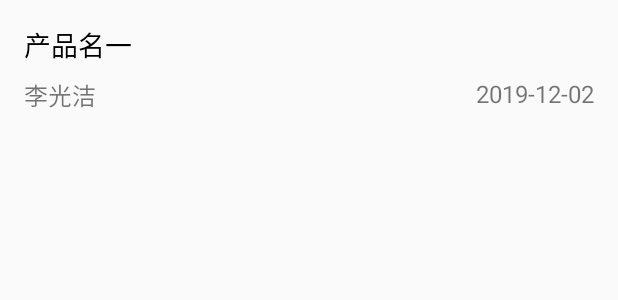
After one commit to javyhoo/ProductBox, an Android app: the layout item_product.xml on its own in the app's theme, with its tools: preview values and no code run, on a phone screen of 412 x 824 dp. The commit adds this screen. Shown: the top 300 px of the screen. Run offline under Robolectric (Android 15) with nearby library versions, the phone set to English and light mode, and no system bars.

Commit message:
product list

```diff
--- a/app/build.gradle
+++ b/app/build.gradle
@@ -53,5 +53,7 @@ dependencies {
     implementation 'io.reactivex.rxjava2:rxandroid:2.1.0'
     implementation 'io.reactivex.rxjava2:rxjava:2.2.4'
 
+    implementation 'com.jcodecraeer:xrecyclerview:1.6.0'
+
     api project(':zxinglib')
 }
--- /dev/null
+++ b/app/src/main/res/layout/item_product.xml
@@ -0,0 +1,35 @@
+<?xml version="1.0" encoding="utf-8"?>
+<RelativeLayout xmlns:android="http://schemas.android.com/apk/res/android"
+    xmlns:tools="http://schemas.android.com/tools"
+    android:layout_width="match_parent"
+    android:layout_height="wrap_content"
+    android:padding="16dp">
+
+    <TextView
+        android:id="@+id/tv_product_name"
+        android:layout_width="match_parent"
+        android:layout_height="wrap_content"
+        android:textColor="#000000"
+        android:textSize="18sp"
+        tools:text="产品名一" />
+
+    <TextView
+        android:id="@+id/tv_user"
+        android:layout_width="wrap_content"
+        android:layout_height="wrap_content"
+        android:layout_below="@+id/tv_product_name"
+        android:layout_marginTop="8dp"
+        android:textSize="16sp"
+        tools:text="李光洁" />
+
+    <TextView
+        android:id="@+id/tv_date"
+        android:layout_width="wrap_content"
+        android:layout_height="wrap_content"
+        android:layout_below="@+id/tv_product_name"
+        android:layout_alignParentEnd="true"
+        android:layout_marginTop="8dp"
+        android:textSize="16sp"
+        tools:text="2019-12-02" />
+
+</RelativeLayout>
```
Also changed, not shown: app/src/main/java/com/jv/productbox/MainActivity.java (+99 -3 lines), app/src/main/java/com/jv/productbox/ProductListAdapter.java (added, +86 -0 lines), app/src/main/res/layout/activity_main.xml (+2 -6 lines).
